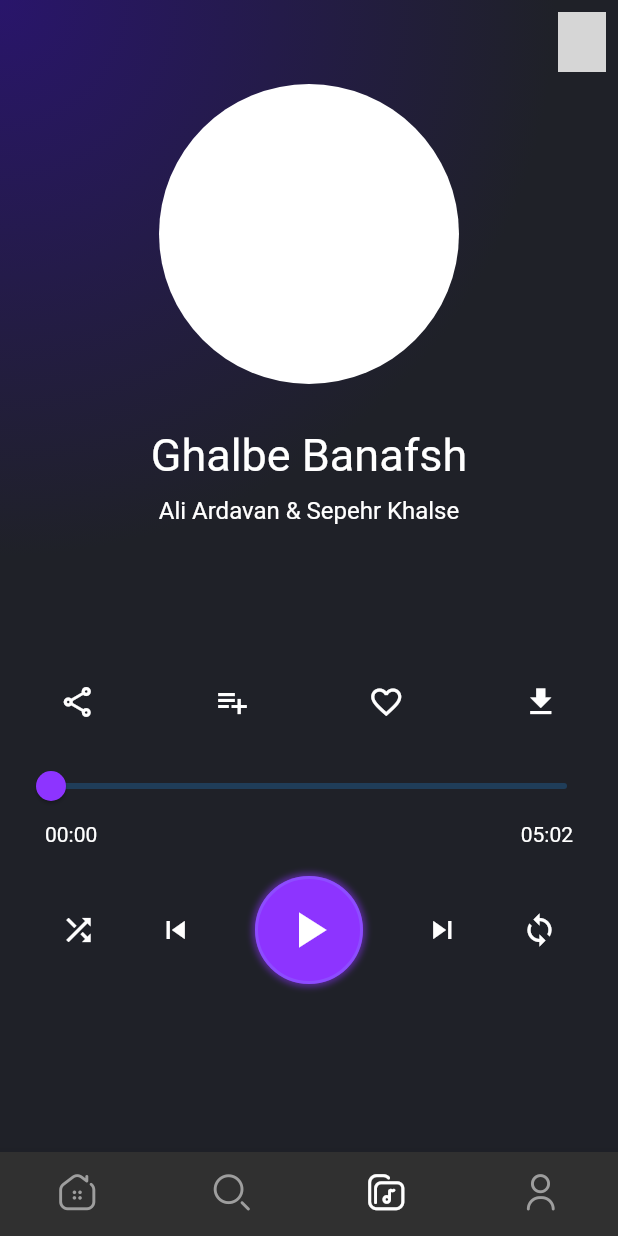
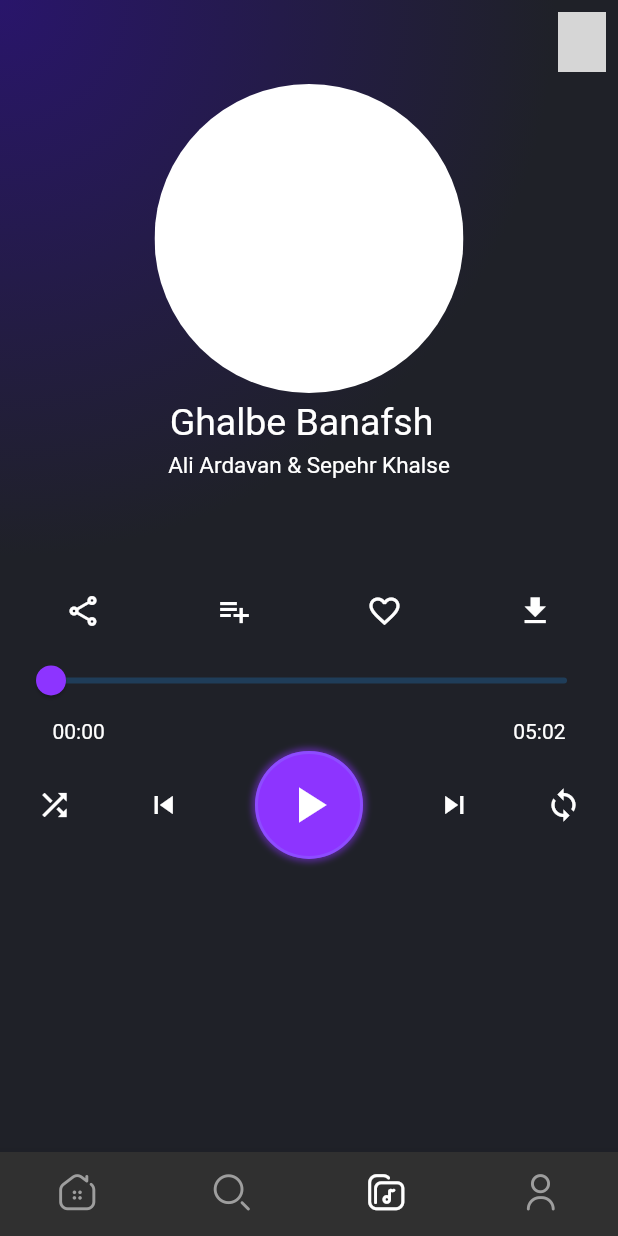
Before and after one commit to NavidAG/Flutter_music_player, a Flutter app: the screen it shows after launch, item 3 of the bottom bar chosen, on a phone screen of 412 x 824 dp. Run offline on Flutter 3.47's test engine with Material 2 defaults, Android fonts, the phone set to English and light mode, and no system bars; our stand-ins replace flutter_svg; grey boxes are pictures that could not be loaded.

Commit message:
Size of now_playing page was fixed based on the screen sizes

```diff
--- a/musicplayer/lib/screens/tabs/now_playing.dart
+++ b/musicplayer/lib/screens/tabs/now_playing.dart
@@ -30,10 +30,11 @@ class _NowPlayingPageState extends State<NowPlayingPage> {
           )
         ],
       ),
-      body: Column(
+      body: SingleChildScrollView(
+        child: Column(
           children: [
             Container(
-            height: 400,
+              height: MediaQuery.of(context).size.height / 2.5,
               child: Expanded(
                 child: PageView(
                   controller: controller,
@@ -47,7 +48,9 @@ class _NowPlayingPageState extends State<NowPlayingPage> {
                 ),
               ),
             ),
-          Row(
+            Container(
+              margin: EdgeInsets.fromLTRB(5, 10, 5, 5),
+              child: Row(
                 mainAxisAlignment: MainAxisAlignment.spaceAround,
                 children: [
                   Container(
@@ -63,8 +66,9 @@ class _NowPlayingPageState extends State<NowPlayingPage> {
                   ),
                 ],
               ),
+            ),
             Container(
-            margin: EdgeInsets.fromLTRB(10, 20, 10, 0),
+              margin: EdgeInsets.fromLTRB(10, 5, 10, 0),
               child: Slider(
                 min: 0,
                 max: 100,
@@ -73,7 +77,9 @@ class _NowPlayingPageState extends State<NowPlayingPage> {
                 activeColor: Color.fromRGBO(141, 52, 255, 1),
               ),
             ),
-          Row(
+            Container(
+              margin: EdgeInsets.fromLTRB(5, 2, 5, 5),
+              child: Row(
                 mainAxisAlignment: MainAxisAlignment.spaceBetween,
                 children: [
                   Container(
@@ -86,8 +92,9 @@ class _NowPlayingPageState extends State<NowPlayingPage> {
                   )
                 ],
               ),
+            ),
             Container(
-            margin: EdgeInsets.all(20),
+              // margin: EdgeInsets.all(20),
               child: Row(
                 mainAxisAlignment: MainAxisAlignment.spaceAround,
                 children: [
@@ -137,6 +144,7 @@ class _NowPlayingPageState extends State<NowPlayingPage> {
             ),
           ],
         ),
+      ),
     );
   }
 }
@@ -152,22 +160,24 @@ class MusicInfoWidget extends StatelessWidget {
           ClipOval(
             child: Container(
               color: Colors.white,
-              width: 200,
-              height: 200,
+              width: MediaQuery.of(context).size.width / 2,
+              height: MediaQuery.of(context).size.width / 2,
             ),
           ),
           Container(
-            margin: EdgeInsets.fromLTRB(20, 30, 20, 5),
+            margin: EdgeInsets.fromLTRB(10, 5, 20, 0),
             child: Text(
               "Ghalbe Banafsh",
-              style: TextStyle(fontSize: 30),
+              style: TextStyle(
+                  fontSize: MediaQuery.of(context).textScaleFactor * 25),
             ),
           ),
           Container(
-            margin: EdgeInsets.fromLTRB(20, 5, 20, 10),
+            margin: EdgeInsets.all(5),
             child: Text(
               "Ali Ardavan & Sepehr Khalse",
-              style: TextStyle(fontSize: 16),
+              style: TextStyle(
+                  fontSize: MediaQuery.of(context).textScaleFactor * 15),
             ),
           ),
         ],
```
Lines whose indentation alone changed are shown as unchanged.
